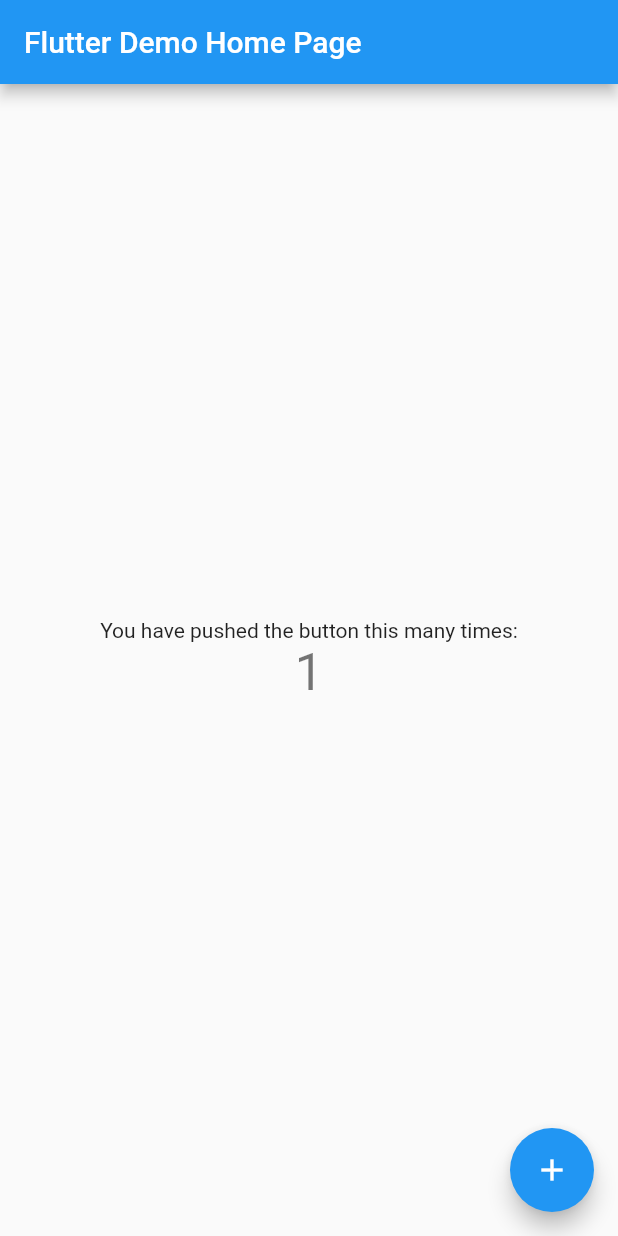
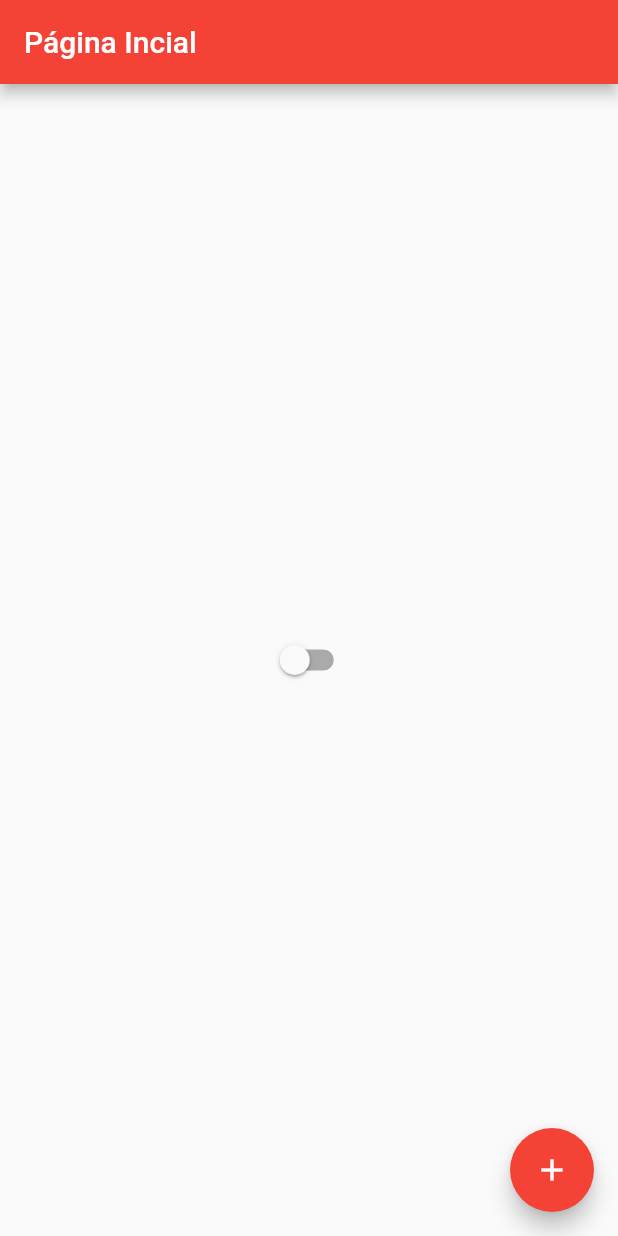
Before and after one commit to jcsilvamt/flutter_my_app, a Flutter app: the screen it shows after launch, after a tap on the "add" icon, on a phone screen of 412 x 824 dp. Run offline on Flutter 3.47's test engine with Material 2 defaults, Android fonts, the phone set to English and light mode, and no system bars.

Commit message:
Atualização

```diff
--- /dev/null
+++ b/my_app/lib/app_controller.dart
@@ -0,0 +1,12 @@
+import 'package:flutter/material.dart';
+
+class AppController extends ChangeNotifier {
+  static AppController instance = AppController();
+
+  bool isDartTheme = false;
+
+  changeTheme() {
+    isDartTheme = !isDartTheme;
+    notifyListeners();
+  }
+}
--- /dev/null
+++ b/my_app/lib/app_widget.dart
@@ -0,0 +1,24 @@
+import 'package:flutter/material.dart';
+import 'package:my_app/app_controller.dart';
+
+import 'home_page.dart';
+
+class AppWidget extends StatelessWidget {
+  @override
+  Widget build(BuildContext context) {
+    return AnimatedBuilder(
+      animation: AppController.instance,
+      builder: (context, child) {
+        return MaterialApp(
+          theme: ThemeData(
+            primarySwatch: Colors.red,
+            brightness: AppController.instance.isDartTheme
+                ? Brightness.dark
+                : Brightness.light,
+          ),
+          home: HomePage(),
+        );
+      },
+    );
+  }
+}
--- /dev/null
+++ b/my_app/lib/home_page.dart
@@ -0,0 +1,41 @@
+import 'package:flutter/material.dart';
+import 'package:my_app/app_controller.dart';
+
+class HomePage extends StatefulWidget {
+  @override
+  State<HomePage> createState() {
+    return HomePageState();
+  }
+}
+
+class HomePageState extends State<HomePage> {
+  int counter = 0;
+  bool isDartTheme = false;
+
+  @override
+  Widget build(BuildContext context) {
+    return Scaffold(
+      appBar: AppBar(
+        title: Text('Página Incial'),
+      ),
+      body: Center(
+        child: Switch(
+          value: AppController.instance.isDartTheme,
+          onChanged: (value) {
+            setState(() {
+              AppController.instance.changeTheme();
+            });
+          },
+        ),
+      ),
+      floatingActionButton: FloatingActionButton(
+        child: Icon(Icons.add),
+        onPressed: () {
+          setState(() {
+            counter++;
+          });
+        },
+      ),
+    );
+  }
+}
--- a/my_app/lib/main.dart
+++ b/my_app/lib/main.dart
@@ -1,113 +1,7 @@
 import 'package:flutter/material.dart';
 
-void main() {
-  runApp(MyApp());
+import 'app_widget.dart';
+
+main() {
+  runApp(AppWidget());
 }
-
-class MyApp extends StatelessWidget {
-  // This widget is the root of your application.
-  @override
-  Widget build(BuildContext context) {
-    return MaterialApp(
-      title: 'Flutter Demo',
-      theme: ThemeData(
-        // This is the theme of your application.
-        //
-        // Try running your application with "flutter run". You'll see the
-        // application has a blue toolbar. Then, without quitting the app, try
-        // changing the primarySwatch below to Colors.green and then invoke
-        // "hot reload" (press "r" in the console where you ran "flutter run",
-        // or simply save your changes to "hot reload" in a Flutter IDE).
-        // Notice that the counter didn't reset back to zero; the application
-        // is not restarted.
-        primarySwatch: Colors.blue,
-      ),
-      home: MyHomePage(title: 'Flutter Demo Home Page'),
-    );
-  }
-}
-
-class MyHomePage extends StatefulWidget {
-  MyHomePage({Key key, this.title}) : super(key: key);
-
-  // This widget is the home page of your application. It is stateful, meaning
-  // that it has a State object (defined below) that contains fields that affect
-  // how it looks.
-
-  // This class is the configuration for the state. It holds the values (in this
-  // case the title) provided by the parent (in this case the App widget) and
-  // used by the build method of the State. Fields in a Widget subclass are
-  // always marked "final".
-
-  final String title;
-
-  @override
-  _MyHomePageState createState() => _MyHomePageState();
-}
-
-class _MyHomePageState extends State<MyHomePage> {
-  int _counter = 0;
-
-  void _incrementCounter() {
-    setState(() {
-      // This call to setState tells the Flutter framework that something has
-      // changed in this State, which causes it to rerun the build method below
-      // so that the display can reflect the updated values. If we changed
-      // _counter without calling setState(), then the build method would not be
-      // called again, and so nothing would appear to happen.
-      _counter++;
-    });
-  }
-
-  @override
-  Widget build(BuildContext context) {
-    // This method is rerun every time setState is called, for instance as done
-    // by the _incrementCounter method above.
-    //
-    // The Flutter framework has been optimized to make rerunning build methods
-    // fast, so that you can just rebuild anything that needs updating rather
-    // than having to individually change instances of widgets.
-    return Scaffold(
-      appBar: AppBar(
-        // Here we take the value from the MyHomePage object that was created by
-        // the App.build method, and use it to set our appbar title.
-        title: Text(widget.title),
-      ),
-      body: Center(
-        // Center is a layout widget. It takes a single child and positions it
-        // in the middle of the parent.
-        child: Column(
-          // Column is also a layout widget. It takes a list of children and
-          // arranges them vertically. By default, it sizes itself to fit its
-          // children horizontally, and tries to be as tall as its parent.
-          //
-          // Invoke "debug painting" (press "p" in the console, choose the
-          // "Toggle Debug Paint" action from the Flutter Inspector in Android
-          // Studio, or the "Toggle Debug Paint" command in Visual Studio Code)
-          // to see the wireframe for each widget.
-          //
-          // Column has various properties to control how it sizes itself and
-          // how it positions its children. Here we use mainAxisAlignment to
-          // center the children vertically; the main axis here is the vertical
-          // axis because Columns are vertical (the cross axis would be
-          // horizontal).
-          mainAxisAlignment: MainAxisAlignment.center,
-          children: <Widget>[
-            Text(
-              'You have pushed the button this many times:',
-            ),
-            Text(
-              '$_counter',
-              style: Theme.of(context).textTheme.headline4,
-            ),
-          ],
-        ),
-      ),
-      floatingActionButton: FloatingActionButton(
-        onPressed: _incrementCounter,
-        tooltip: 'Increment',
-        child: Icon(Icons.add),
-      ), // This trailing comma makes auto-formatting nicer for build methods.
-    );
-  }
-}
```
